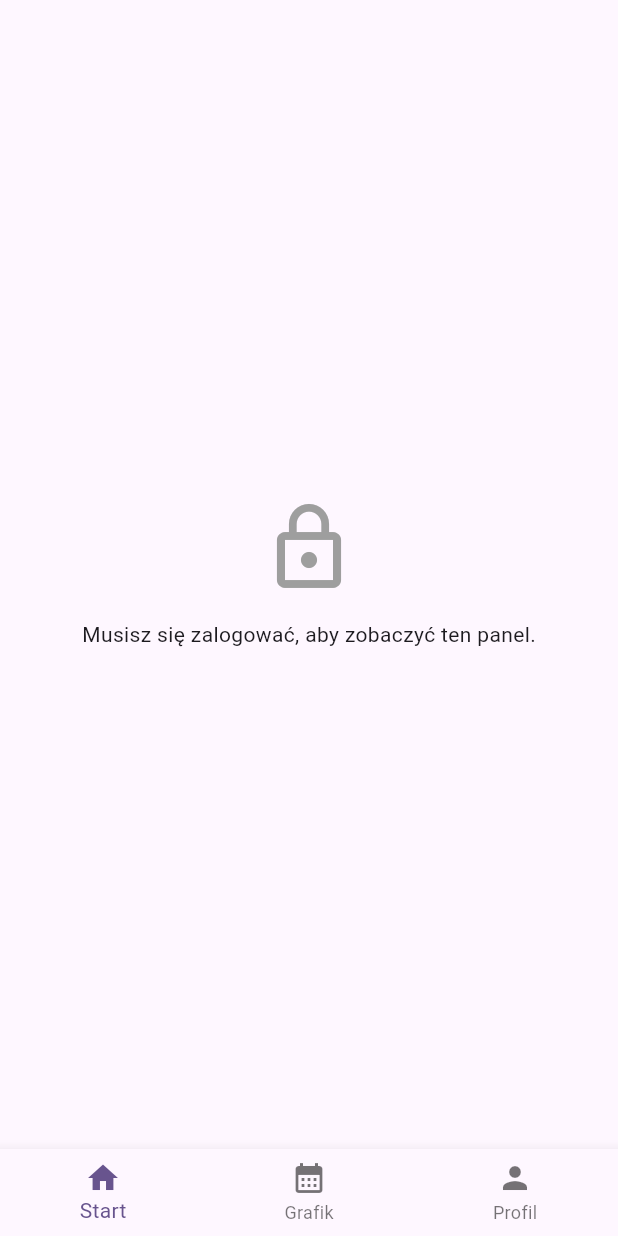
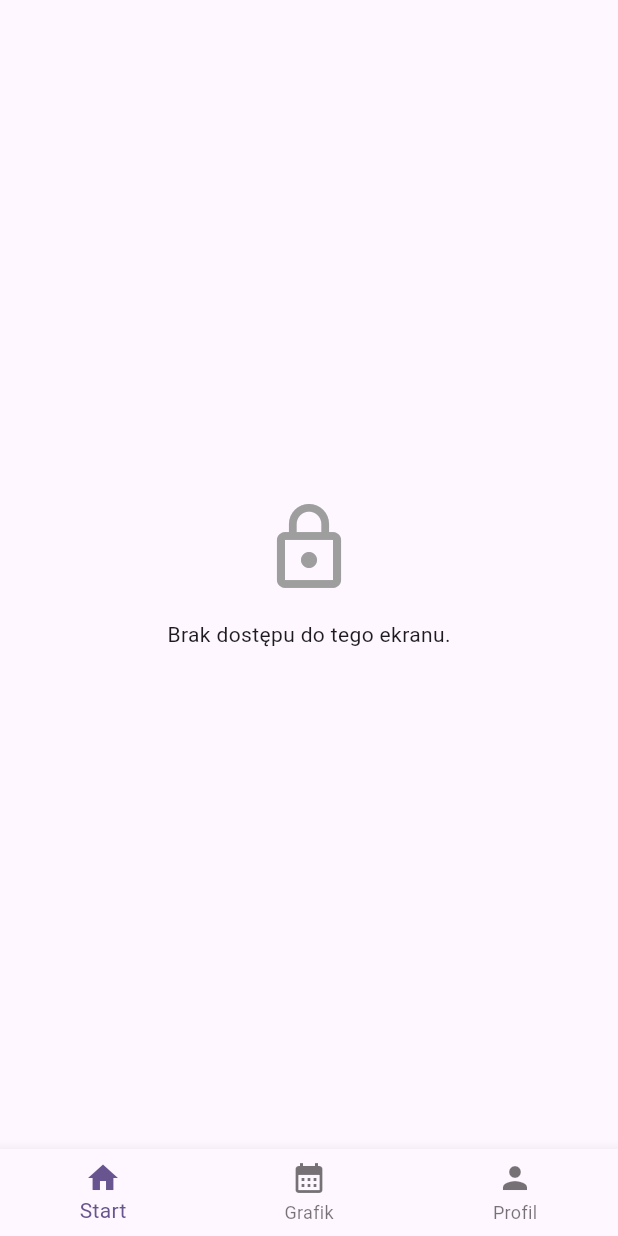
Before and after one commit to Mashiro-jz/sGym, a Flutter app: the TrainerPage screen opened by its route, on a phone screen of 412 x 824 dp. Run offline on Flutter 3.47's test engine with Material 3 defaults, Android fonts, the phone set to English and light mode, and no system bars; our stand-ins replace cloud_firestore, equatable, firebase_auth, firebase_core, flutter_bloc, freezed_annotation and 2 more; accounts and stored records are empty.

Commit message:
Update trainer_page.dart

```diff
--- a/lib/features/schedule/presentation/pages/trainer/trainer_page.dart
+++ b/lib/features/schedule/presentation/pages/trainer/trainer_page.dart
@@ -24,7 +24,7 @@ class TrainerPage extends StatelessWidget {
             children: [
               Icon(Icons.lock_outline, size: 64, color: Colors.grey),
               SizedBox(height: 16),
-              Text("Musisz się zalogować, aby zobaczyć ten panel."),
+              Text("Brak dostępu do tego ekranu."),
             ],
           ),
         ),
```
